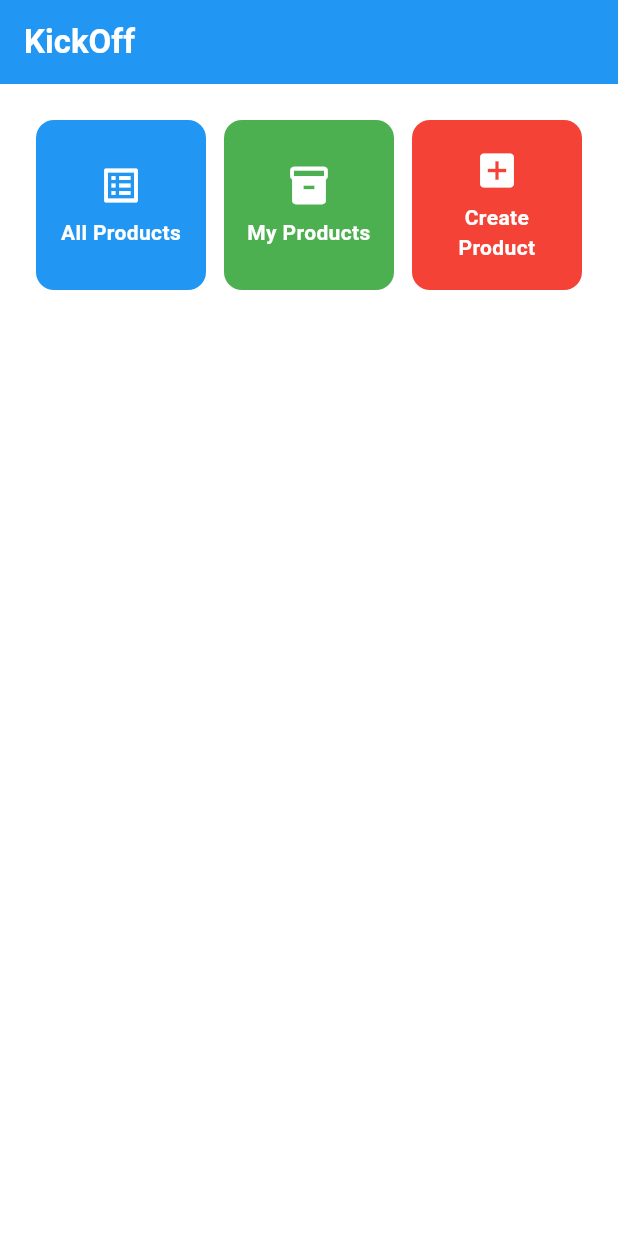
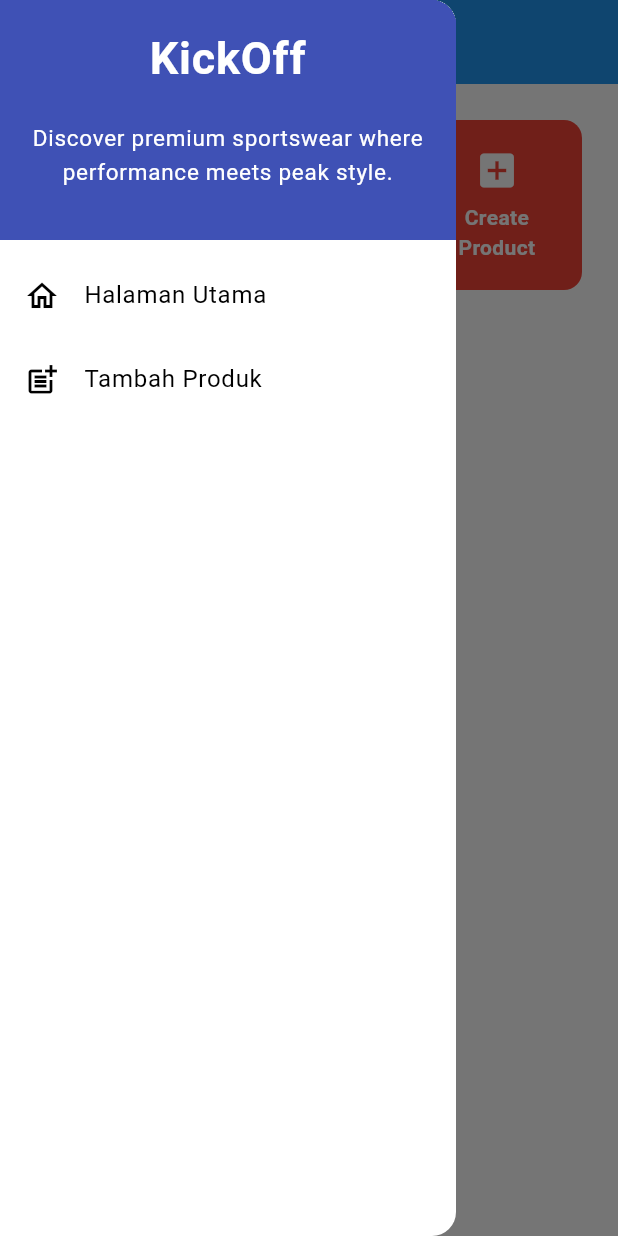
Before and after one commit to matt-wijaya/kick-off-mobile, a Flutter app: the screen it shows after launch, with the side drawer open (before the commit the screen has no drawer), on a phone screen of 412 x 824 dp. Run offline on Flutter 3.47's test engine with Material 3 defaults, Android fonts, the phone set to English and light mode, and no system bars.

Commit message:
Done Tugas 2

```diff
--- a/lib/menu.dart
+++ b/lib/menu.dart
@@ -1,4 +1,6 @@
 import 'package:flutter/material.dart';
+import 'package:kickoff/widgets/left_drawer.dart';
+import 'package:kickoff/screens/items_form.dart';
 
 class ItemHomepage {
   final String name;
@@ -29,9 +31,18 @@
           ScaffoldMessenger.of(context)
             ..hideCurrentSnackBar()
             ..showSnackBar(
-              SnackBar(content: Text(item.snackText)),
+              SnackBar(content: Text("Kamu telah menekan tombol ${item.name}!")),
             );
+
+          // Navigasi ke form
+          if (item.name == "Create Product" || item.name == "Tambah Produk" || item.name == "Add Product") {
+            Navigator.push(
+              context,
+              MaterialPageRoute(builder: (context) => const ItemsFormPage()),
+            );
+          }
         },
+
         child: Container(
           padding: const EdgeInsets.all(12),
           child: Center(
@@ -94,6 +105,7 @@
         ),
         backgroundColor: Theme.of(context).colorScheme.primary,
       ),
+      drawer: const LeftDrawer(),
       body: Padding(
         padding: const EdgeInsets.all(16.0),
         child: GridView.count(
--- /dev/null
+++ b/lib/widgets/left_drawer.dart
@@ -0,0 +1,59 @@
+import 'package:flutter/material.dart';
+import 'package:kickoff/menu.dart';
+import 'package:kickoff/screens/items_form.dart';
+
+class LeftDrawer extends StatelessWidget {
+  const LeftDrawer({super.key});
+
+  @override
+  Widget build(BuildContext context) {
+    return Drawer(
+      child: ListView(
+        children: [
+          const DrawerHeader(
+            decoration: BoxDecoration(color: Colors.indigo),
+            child: Column(
+              children: [
+                Text(
+                  'KickOff',
+                  textAlign: TextAlign.center,
+                  style: TextStyle(
+                    fontSize: 30, fontWeight: FontWeight.bold, color: Colors.white,
+                  ),
+                ),
+                Padding(padding: EdgeInsets.all(10)),
+                Text(
+                  "Discover premium sportswear where performance meets peak style.",
+                  textAlign: TextAlign.center,
+                  style: TextStyle(fontSize: 15, color: Colors.white, fontWeight: FontWeight.normal),
+                ),
+              ],
+            ),
+          ),
+          // Home
+          ListTile(
+            leading: const Icon(Icons.home_outlined),
+            title: const Text('Halaman Utama'),
+            onTap: () {
+              Navigator.pushReplacement(
+                context,
+                MaterialPageRoute(builder: (context) => MyHomePage()),
+              );
+            },
+          ),
+          // Tambah Produk
+          ListTile(
+            leading: const Icon(Icons.post_add),
+            title: const Text('Tambah Produk'),
+            onTap: () {
+              Navigator.pushReplacement(
+                context,
+                MaterialPageRoute(builder: (context) => const ItemsFormPage()),
+              );
+            },
+          ),
+        ],
+      ),
+    );
+  }
+}
```
Also changed, not shown: lib/screens/items_form.dart (added, +265 -0 lines), 1 other file. Lines whose indentation alone changed are shown as unchanged.
